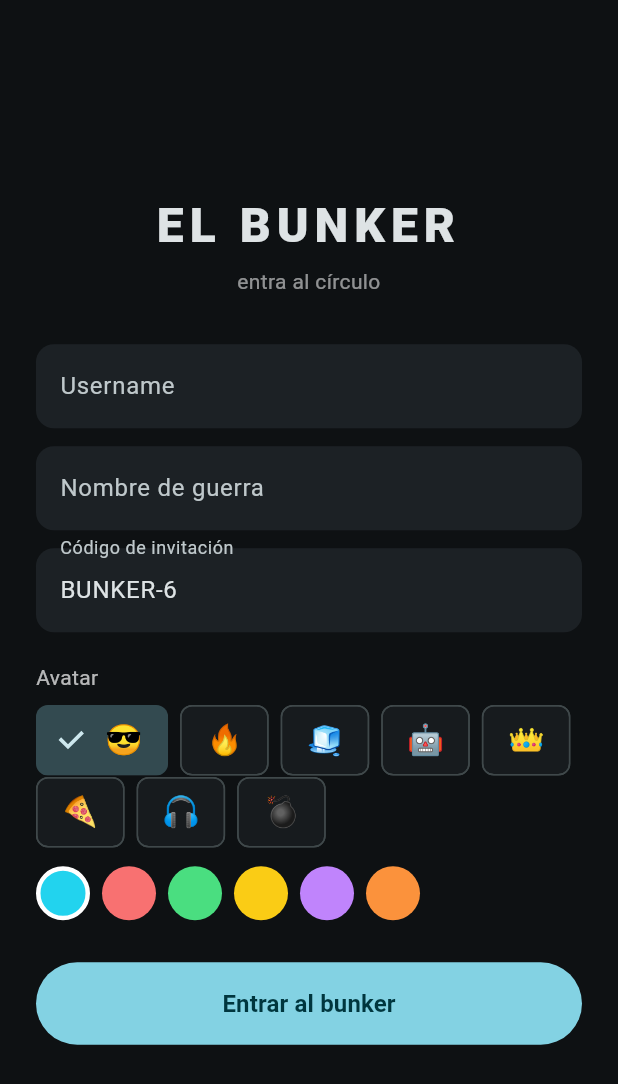
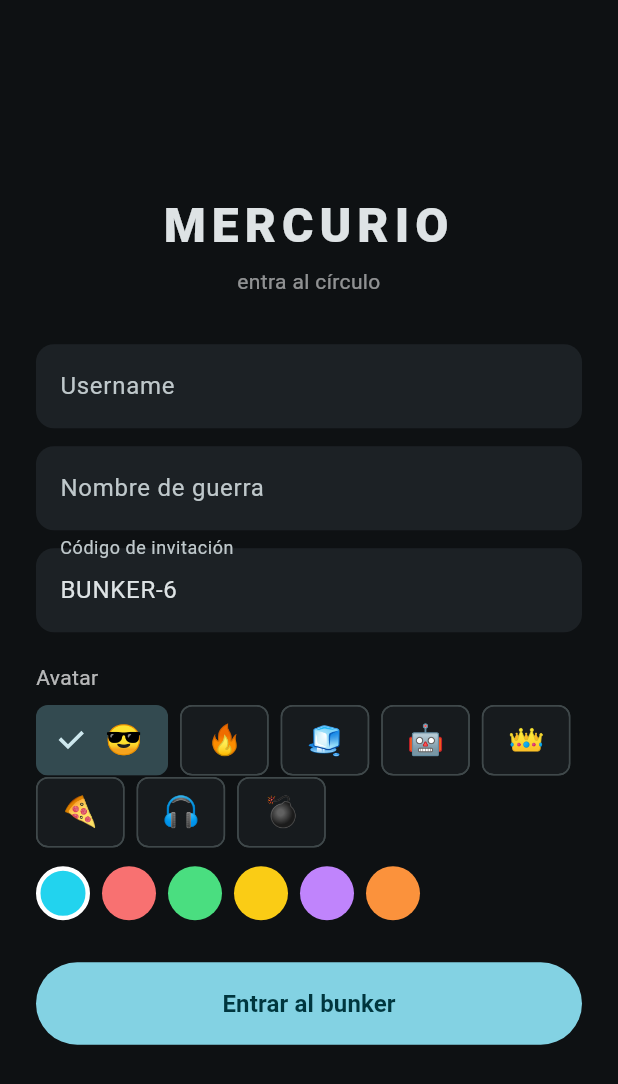
Before and after one commit to Polarbebe889/mercurio, a Flutter app: the screen it shows after launch, on a phone screen of 412 x 824 dp. Shown: the top 1084 px of the screen. Run offline on Flutter 3.47's test engine with Material 3 defaults, Android fonts, the phone set to English and light mode, and no system bars; our stand-ins replace audioplayers, image_picker, shared_preferences; missing offline and left inert: record; accounts and stored records are empty.

Commit message:
feat: renombrar app a Mercurio y APK guardado en Descargas

```diff
--- a/app/lib/main.dart
+++ b/app/lib/main.dart
@@ -30,7 +30,7 @@ class _ElBunkerAppState extends State<ElBunkerApp> {
     return ListenableBuilder(
       listenable: app,
       builder: (context, _) => MaterialApp(
-        title: 'El Bunker',
+        title: 'Mercurio',
         debugShowCheckedModeBanner: false,
         theme: temaBunker(),
         home: app.token == null ? const RegistroScreen() : const HomeScreen(),
--- a/app/lib/screens/home.dart
+++ b/app/lib/screens/home.dart
@@ -54,7 +54,7 @@ class _HomeScreenState extends State<HomeScreen> {
         return Scaffold(
           appBar: AppBar(
             title: Row(children: [
-              const Text('EL BUNKER',
+              const Text('MERCURIO',
                   style: TextStyle(fontWeight: FontWeight.w900, letterSpacing: 2)),
               const SizedBox(width: 10),
               if (app.conectado)
--- a/app/lib/screens/registro.dart
+++ b/app/lib/screens/registro.dart
@@ -73,7 +73,7 @@ class _RegistroScreenState extends State<RegistroScreen> {
               child: Column(
                 crossAxisAlignment: CrossAxisAlignment.stretch,
                 children: [
-                  const Text('EL BUNKER',
+                  const Text('MERCURIO',
                       textAlign: TextAlign.center,
                       style: TextStyle(
                           fontSize: 32, fontWeight: FontWeight.w900, letterSpacing: 4)),
```
Also changed, not shown: 2 other files.
